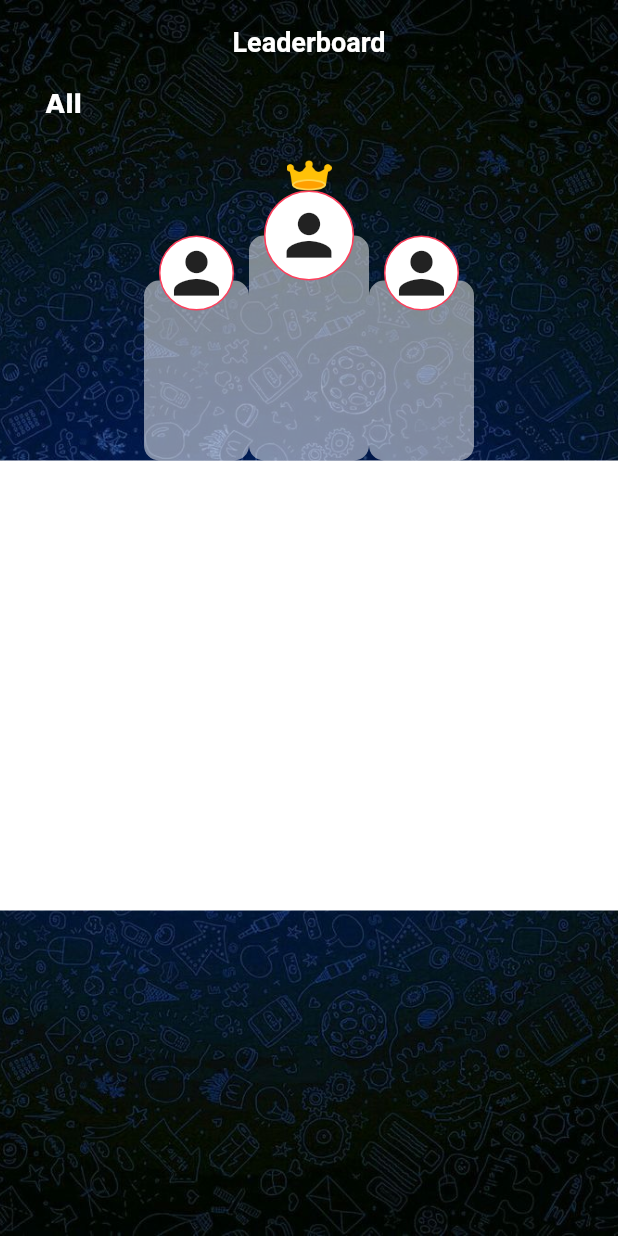
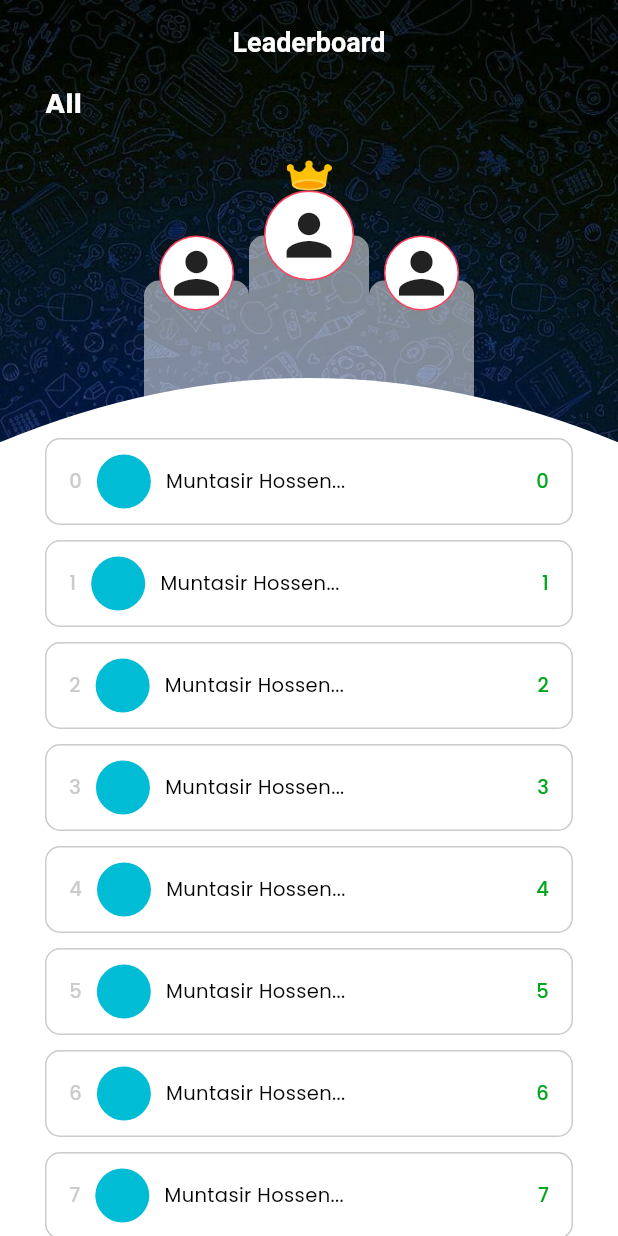
Before and after one commit to Muntasir89/Quizer_App, a Flutter app: the screen it shows after launch, on a phone screen of 412 x 824 dp. Run offline on Flutter 3.47's test engine with Material 3 defaults, Android fonts, the phone set to English and light mode, and no system bars; our stand-ins replace curved_navigation_bar, flutter_inset_box_shadow, flutter_screenutil, flutter_svg, get, get_storage and 3 more; missing offline and left inert: dart:ffi.

Commit message:
Ranking list, Ranking card added

```diff
--- a/lib/res/values/app_values.dart
+++ b/lib/res/values/app_values.dart
@@ -11,13 +11,18 @@ const symmetric_h15 = EdgeInsets.symmetric(horizontal: 15);
 const symmetric_h20 = EdgeInsets.symmetric(horizontal: 20);
 const symmetric_h22_v2 = EdgeInsets.symmetric(horizontal: 22, vertical: 2);
 const symmetric_h25 = EdgeInsets.symmetric(horizontal: 25);
+const symmetric_h25_v10 = EdgeInsets.symmetric(horizontal: 25, vertical: 10);
+
+const only_l30_r30_t40 = EdgeInsets.only(left: 30, right: 30, top: 40);
+const only_l30_r30_t20 = EdgeInsets.only(left: 30, right: 30, top: 20);
+
 const only_l20_r20_b20 = EdgeInsets.only(left: 20, right: 20, bottom: 20);
 const only_b10 = EdgeInsets.only(bottom: 10);
-const only_l30_r30_t20 = EdgeInsets.only(left: 30, right: 30, top: 20);
 // const only_l30_r30_t20 = EdgeInsets.only(left: 30, right: 30, top: 20);
 const only_l30 = EdgeInsets.only(left: 30);
 const only_t25 = EdgeInsets.only(top: 25);
 const only_t55 = EdgeInsets.only(top: 55);
+const only_t150 = EdgeInsets.only(top: 150);
 const only_r20 = EdgeInsets.only(right: 20);
 // Radius
 const double r5 = 5;
--- a/lib/res/values/text_style.dart
+++ b/lib/res/values/text_style.dart
@@ -19,6 +19,18 @@ const style_green_w500_13 = TextStyle(
   fontSize: 13,
 );
 
+const style_black_w400_13 = TextStyle(
+  color: AppColor.primaryTextColor,
+  fontWeight: FontWeight.w400,
+  fontSize: 13,
+);
+
+const style_green_w600_15 = TextStyle(
+  color: AppColor.primaryButtonColor,
+  fontWeight: FontWeight.w600,
+  fontSize: 15,
+);
+
 const style_grey_w500_15 = TextStyle(
   color: AppColor.secondaryTextColor,
   fontWeight: FontWeight.w500,
@@ -37,12 +49,6 @@ const style_white_w500_15 = TextStyle(
   fontSize: 15,
 );
 
-const style_white_bold_18 = TextStyle(
-  color: AppColor.whiteColor,
-  fontWeight: FontWeight.bold,
-  fontSize: 18,
-);
-
 const style_black_w500_15 = TextStyle(
   color: AppColor.primaryTextColor,
   fontWeight: FontWeight.w500,
@@ -53,6 +59,17 @@ const style_black_w600_15 = TextStyle(
   color: AppColor.primaryTextColor,
   fontWeight: FontWeight.w600,
   fontSize: 15,
+);
+
+const style_white_bold_18 = TextStyle(
+  color: AppColor.whiteColor,
+  fontWeight: FontWeight.bold,
+  fontSize: 18,
+);
+const style_black_w500_18 = TextStyle(
+  color: AppColor.primaryTextColor,
+  fontWeight: FontWeight.w500,
+  fontSize: 18,
 );
 
 const style_white_bold_20 = TextStyle(
--- a/lib/view/leaderboard_screen/leaderboard_screen.dart
+++ b/lib/view/leaderboard_screen/leaderboard_screen.dart
@@ -5,6 +5,7 @@ import 'package:get/get.dart';
 import 'package:quizer/res/colors/AppColor.dart';
 import 'package:quizer/res/values/app_values.dart';
 import 'package:quizer/view/leaderboard_screen/widgets/first_board.dart';
+import 'package:quizer/view/leaderboard_screen/widgets/ranking_list.dart';
 import 'package:quizer/view/leaderboard_screen/widgets/second_third_board.dart';
 
 import '../../res/assets/AppAssets.dart';
@@ -25,6 +26,7 @@ class LeaderboardScreen extends StatelessWidget {
           ),
         ),
         child: Column(
+          mainAxisSize: MainAxisSize.max,
           children: [
             AppBar(
               backgroundColor: Colors.transparent,
@@ -46,27 +48,13 @@ class LeaderboardScreen extends StatelessWidget {
               ),
             ),
             gap_v20,
-            Stack(
-              children: [
-                Row(
-                  mainAxisAlignment: MainAxisAlignment.center,
-                  crossAxisAlignment: CrossAxisAlignment.end,
-                  children: [
-                    SecondThirdBoard(),
-                    FirstBoard(),
-                    SecondThirdBoard()
-                  ],
-                ),
-              ],
+            Expanded(
+              child: RankingList(),
             ),
-            Align(
-              alignment: Alignment.bottomCenter,
-              child: Container(
-                width: double.infinity,
-                height: 300,
-                color: AppColor.whiteColor,
-              ),
-            )
+            // Align(
+            //   alignment: Alignment.bottomCenter,
+            //   child:
+            // )
           ],
         ),
       ),
--- /dev/null
+++ b/lib/view/leaderboard_screen/widgets/rank_card.dart
@@ -0,0 +1,53 @@
+import 'package:flutter/foundation.dart';
+import 'package:flutter/material.dart';
+import 'package:quizer/res/colors/AppColor.dart';
+import 'package:quizer/res/values/app_values.dart';
+import 'package:quizer/res/values/text_style.dart';
+
+class RankCard extends StatelessWidget {
+  RankCard({super.key, required this.index, required this.name});
+
+  final index;
+  final name;
+
+  @override
+  Widget build(BuildContext context) {
+    return Container(
+      margin: only_b10,
+      padding: symmetric_h15_v10,
+      decoration: BoxDecoration(
+        borderRadius: BorderRadius.circular(r10),
+        border: Border.all(width: 1, color: AppColor.secondaryTextColor),
+      ),
+      child: Row(
+        mainAxisAlignment: MainAxisAlignment.spaceBetween,
+        children: [
+          Row(
+            children: [
+              Text(
+                "$index",
+                style: style_grey_w500_13,
+              ),
+              index.toString().length < 3 ? gap_h10 : gap_h5,
+              CircleAvatar(
+                backgroundColor: Colors.cyan,
+                radius: 18,
+              ),
+              gap_h10,
+              Text(
+                name.toString().length > 15
+                    ? name.toString().substring(0, 15) + "..."
+                    : name.toString(),
+                style: style_black_w400_13,
+              ),
+            ],
+          ),
+          Text(
+            "$index",
+            style: style_green_w500_13,
+          )
+        ],
+      ),
+    );
+  }
+}
--- /dev/null
+++ b/lib/view/leaderboard_screen/widgets/ranking_list.dart
@@ -0,0 +1,78 @@
+import 'package:flutter/material.dart';
+import 'package:quizer/view/leaderboard_screen/widgets/first_board.dart';
+import 'package:quizer/view/leaderboard_screen/widgets/rank_card.dart';
+import 'package:quizer/view/leaderboard_screen/widgets/second_third_board.dart';
+
+import '../../../res/colors/AppColor.dart';
+import '../../../res/values/app_values.dart';
+
+class RankingList extends StatelessWidget {
+  const RankingList({
+    super.key,
+  });
+
+  @override
+  Widget build(BuildContext context) {
+    return LayoutBuilder(
+      builder: (context, constraints) {
+        return Stack(
+          children: [
+            Row(
+              mainAxisAlignment: MainAxisAlignment.center,
+              crossAxisAlignment: CrossAxisAlignment.end,
+              children: [SecondThirdBoard(), FirstBoard(), SecondThirdBoard()],
+            ),
+            Align(
+              alignment: Alignment.bottomCenter,
+              child: Padding(
+                padding: only_t150,
+                child: SizedBox(
+                  height: constraints.maxHeight,
+                  width: constraints.maxWidth,
+                  child: ClipPath(
+                    clipper: CustomArcClipper(),
+                    child: Container(
+                      color: AppColor.whiteColor,
+                      padding: only_l30_r30_t40,
+                      child: ListView.builder(itemBuilder: (context, index) {
+                        return RankCard(
+                          index: index,
+                          name: "Muntasir Hossen Monim",
+                        );
+                      }),
+                    ),
+                  ),
+                ),
+              ),
+            )
+          ],
+        );
+      },
+    );
+  }
+}
+
+class CustomArcClipper extends CustomClipper<Path> {
+  @override
+  Path getClip(Size size) {
+    double w = size.width;
+    double h = size.height;
+
+    final path = Path();
+    path.moveTo(0, h);
+    path.lineTo(w, h);
+    path.lineTo(w, 0.075 * h);
+    // path.lineTo(w / 2, 0);
+    // path.lineTo(0, 200);
+    path.quadraticBezierTo(3 * w / 4, 0, w / 2, 0);
+    path.quadraticBezierTo(w / 4, 0, 0, 0.075 * h);
+    path.close();
+
+    return path;
+  }
+
+  @override
+  bool shouldReclip(covariant CustomClipper<Path> oldClipper) {
+    return false;
+  }
+}
```
Also changed, not shown: 1 other file.
